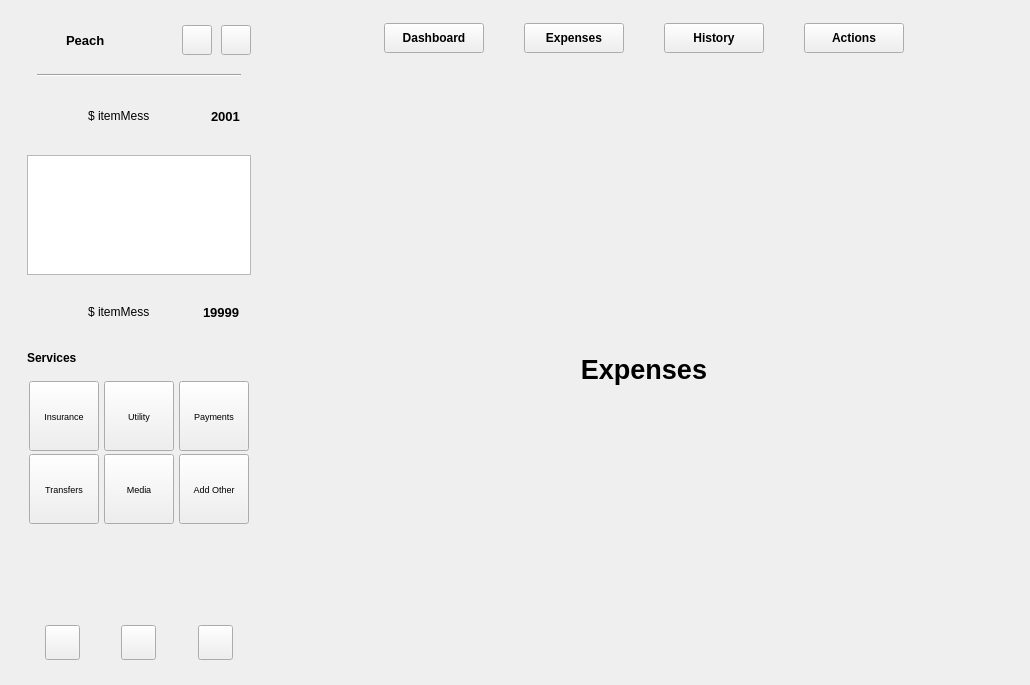
slicesteak/SheepOCR, file widget.ui: the form before one commit.
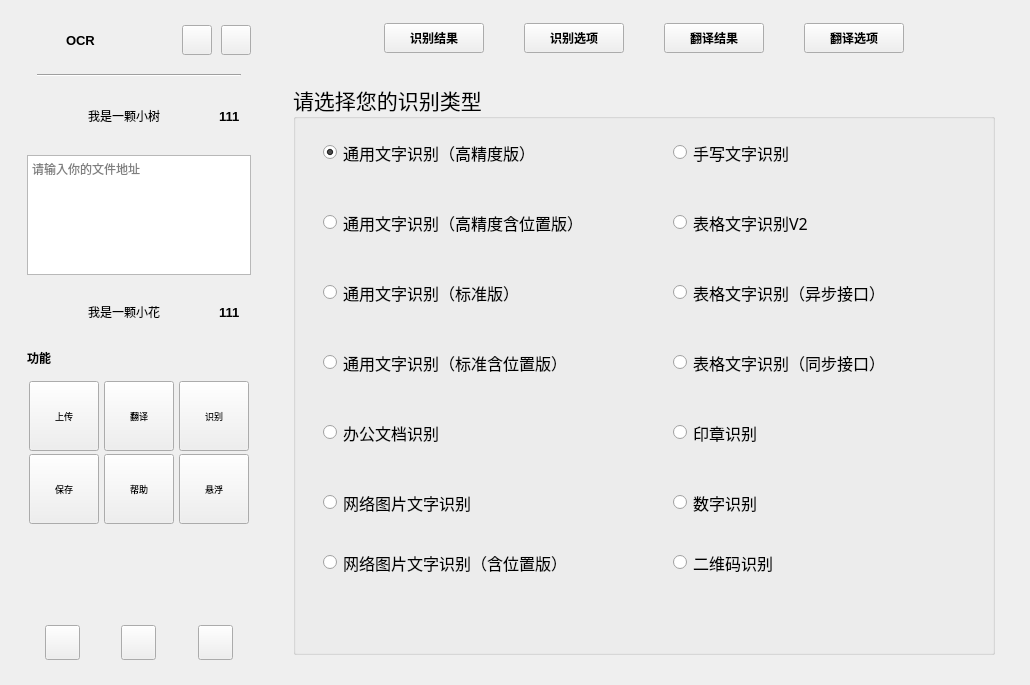
The form after the commit. The open tabs and pages were chosen to show the change. Icons and pictures are not drawn.

```diff
--- a/widget.ui
+++ b/widget.ui
@@ -135,7 +135,7 @@
                  </font>
                 </property>
                 <property name="text">
-                 <string>Peach</string>
+                 <string>OCR</string>
                 </property>
                </widget>
               </item>
@@ -277,7 +277,7 @@
                   </font>
                  </property>
                  <property name="text">
-                  <string>$ itemMess</string>
+                  <string>我是一颗小树</string>
                  </property>
                 </widget>
                </item>
@@ -304,7 +304,7 @@
                   </font>
                  </property>
                  <property name="text">
-                  <string>2001</string>
+                  <string>111</string>
                  </property>
                 </widget>
                </item>
@@ -312,7 +312,11 @@
              </widget>
             </item>
             <item>
-             <widget class="QTextEdit" name="picPath"/>
+             <widget class="QTextEdit" name="picPath">
+              <property name="placeholderText">
+               <string>请输入你的文件地址</string>
+              </property>
+             </widget>
             </item>
             <item>
              <widget class="QWidget" name="w_item_02" native="true">
@@ -350,7 +354,7 @@
                   </font>
                  </property>
                  <property name="text">
-                  <string>$ itemMess</string>
+                  <string>我是一颗小花</string>
                  </property>
                 </widget>
                </item>
@@ -377,7 +381,7 @@
                   </font>
                  </property>
                  <property name="text">
-                  <string>19999</string>
+                  <string>111</string>
                  </property>
                 </widget>
                </item>
@@ -433,7 +437,7 @@
                </font>
               </property>
               <property name="text">
-               <string>Services</string>
+               <string>功能</string>
               </property>
              </widget>
             </item>
@@ -462,7 +466,7 @@
                  </font>
                 </property>
                 <property name="text">
-                 <string>Insurance</string>
+                 <string>上传</string>
                 </property>
                 <property name="icon">
                  <iconset resource="qss.qrc">
@@ -493,7 +497,7 @@
                  </font>
                 </property>
                 <property name="text">
-                 <string>Media</string>
+                 <string>帮助</string>
                 </property>
                 <property name="icon">
                  <iconset resource="qss.qrc">
@@ -524,7 +528,7 @@
                  </font>
                 </property>
                 <property name="text">
-                 <string>Utility</string>
+                 <string>翻译</string>
                 </property>
                 <property name="icon">
                  <iconset resource="qss.qrc">
@@ -555,7 +559,7 @@
                  </font>
                 </property>
                 <property name="text">
-                 <string>Payments</string>
+                 <string>识别</string>
                 </property>
                 <property name="icon">
                  <iconset resource="qss.qrc">
@@ -586,7 +590,7 @@
                  </font>
                 </property>
                 <property name="text">
-                 <string>Transfers</string>
+                 <string>保存</string>
                 </property>
                 <property name="icon">
                  <iconset resource="qss.qrc">
@@ -617,7 +621,7 @@
                  </font>
                 </property>
                 <property name="text">
-                 <string>Add Other</string>
+                 <string>悬浮</string>
                 </property>
                 <property name="toolButtonStyle">
                  <enum>Qt::ToolButtonTextUnderIcon</enum>
@@ -822,7 +826,7 @@
               </font>
              </property>
              <property name="text">
-              <string>Dashboard</string>
+              <string>识别结果</string>
              </property>
             </widget>
            </item>
@@ -848,7 +852,7 @@
               </font>
              </property>
              <property name="text">
-              <string>Expenses</string>
+              <string>识别选项</string>
              </property>
             </widget>
            </item>
@@ -874,7 +878,7 @@
               </font>
              </property>
              <property name="text">
-              <string>History</string>
+              <string>翻译结果</string>
              </property>
             </widget>
            </item>
@@ -900,7 +904,7 @@
               </font>
              </property>
              <property name="text">
-              <string>Actions</string>
+              <string>翻译选项</string>
              </property>
             </widget>
            </item>
@@ -921,6 +925,12 @@
          </item>
          <item>
           <widget class="QStackedWidget" name="sw_main">
+           <property name="font">
+            <font>
+             <family>Agency FB</family>
+             <pointsize>12</pointsize>
+            </font>
+           </property>
            <property name="currentIndex">
             <number>0</number>
            </property>
@@ -951,23 +961,285 @@
            <widget class="QWidget" name="page_2">
             <layout class="QVBoxLayout" name="verticalLayout_8">
              <item>
-              <widget class="QLabel" name="lab_mess_2">
+              <widget class="QGroupBox" name="groupBox">
                <property name="font">
                 <font>
-                 <pointsize>20</pointsize>
-                 <weight>75</weight>
-                 <bold>true</bold>
+                 <family>Agency FB</family>
+                 <pointsize>16</pointsize>
                 </font>
                </property>
-               <property name="layoutDirection">
-                <enum>Qt::LeftToRight</enum>
+               <property name="title">
+                <string>请选择您的识别类型</string>
                </property>
-               <property name="text">
-                <string>Expenses</string>
-               </property>
-               <property name="alignment">
-                <set>Qt::AlignCenter</set>
-               </property>
+               <widget class="QRadioButton" name="radioButton">
+                <property name="geometry">
+                 <rect>
+                  <x>30</x>
+                  <y>60</y>
+                  <width>271</width>
+                  <height>19</height>
+                 </rect>
+                </property>
+                <property name="font">
+                 <font>
+                  <family>Agency FB</family>
+                  <pointsize>12</pointsize>
+                 </font>
+                </property>
+                <property name="text">
+                 <string>通用文字识别（高精度版）</string>
+                </property>
+                <property name="checked">
+                 <bool>true</bool>
+                </property>
+               </widget>
+               <widget class="QRadioButton" name="radioButton_2">
+                <property name="geometry">
+                 <rect>
+                  <x>30</x>
+                  <y>200</y>
+                  <width>271</width>
+                  <height>19</height>
+                 </rect>
+                </property>
+                <property name="font">
+                 <font>
+                  <family>Agency FB</family>
+                  <pointsize>12</pointsize>
+                 </font>
+                </property>
+                <property name="text">
+                 <string>通用文字识别（标准版）</string>
+                </property>
+               </widget>
+               <widget class="QRadioButton" name="radioButton_3">
+                <property name="geometry">
+                 <rect>
+                  <x>30</x>
+                  <y>130</y>
+                  <width>321</width>
+                  <height>19</height>
+                 </rect>
+                </property>
+                <property name="font">
+                 <font>
+                  <family>Agency FB</family>
+                  <pointsize>12</pointsize>
+                 </font>
+                </property>
+                <property name="text">
+                 <string>通用文字识别（高精度含位置版）</string>
+                </property>
+               </widget>
+               <widget class="QRadioButton" name="radioButton_4">
+                <property name="geometry">
+                 <rect>
+                  <x>30</x>
+                  <y>270</y>
+                  <width>301</width>
+                  <height>19</height>
+                 </rect>
+                </property>
+                <property name="font">
+                 <font>
+                  <family>Agency FB</family>
+                  <pointsize>12</pointsize>
+                 </font>
+                </property>
+                <property name="text">
+                 <string>通用文字识别（标准含位置版）</string>
+                </property>
+               </widget>
+               <widget class="QRadioButton" name="radioButton_5">
+                <property name="geometry">
+                 <rect>
+                  <x>380</x>
+                  <y>340</y>
+                  <width>115</width>
+                  <height>19</height>
+                 </rect>
+                </property>
+                <property name="font">
+                 <font>
+                  <family>Agency FB</family>
+                  <pointsize>12</pointsize>
+                 </font>
+                </property>
+                <property name="text">
+                 <string>印章识别</string>
+                </property>
+               </widget>
+               <widget class="QRadioButton" name="radioButton_6">
+                <property name="geometry">
+                 <rect>
+                  <x>380</x>
+                  <y>270</y>
+                  <width>261</width>
+                  <height>19</height>
+                 </rect>
+                </property>
+                <property name="font">
+                 <font>
+                  <family>Agency FB</family>
+                  <pointsize>12</pointsize>
+                 </font>
+                </property>
+                <property name="text">
+                 <string>表格文字识别（同步接口）</string>
+                </property>
+               </widget>
+               <widget class="QRadioButton" name="radioButton_7">
+                <property name="geometry">
+                 <rect>
+                  <x>380</x>
+                  <y>200</y>
+                  <width>331</width>
+                  <height>19</height>
+                 </rect>
+                </property>
+                <property name="font">
+                 <font>
+                  <family>Agency FB</family>
+                  <pointsize>12</pointsize>
+                 </font>
+                </property>
+                <property name="text">
+                 <string>表格文字识别（异步接口）</string>
+                </property>
+               </widget>
+               <widget class="QRadioButton" name="radioButton_8">
+                <property name="geometry">
+                 <rect>
+                  <x>380</x>
+                  <y>130</y>
+                  <width>221</width>
+                  <height>19</height>
+                 </rect>
+                </property>
+                <property name="font">
+                 <font>
+                  <family>Agency FB</family>
+                  <pointsize>12</pointsize>
+                 </font>
+                </property>
+                <property name="text">
+                 <string>表格文字识别V2</string>
+                </property>
+               </widget>
+               <widget class="QRadioButton" name="radioButton_9">
+                <property name="geometry">
+                 <rect>
+                  <x>30</x>
+                  <y>470</y>
+                  <width>321</width>
+                  <height>19</height>
+                 </rect>
+                </property>
+                <property name="font">
+                 <font>
+                  <family>Agency FB</family>
+                  <pointsize>12</pointsize>
+                 </font>
+                </property>
+                <property name="text">
+                 <string>网络图片文字识别（含位置版）</string>
+                </property>
+               </widget>
+               <widget class="QRadioButton" name="radioButton_10">
+                <property name="geometry">
+                 <rect>
+                  <x>380</x>
+                  <y>60</y>
+                  <width>161</width>
+                  <height>19</height>
+                 </rect>
+                </property>
+                <property name="font">
+                 <font>
+                  <family>Agency FB</family>
+                  <pointsize>12</pointsize>
+                 </font>
+                </property>
+                <property name="text">
+                 <string>手写文字识别</string>
+                </property>
+               </widget>
+               <widget class="QRadioButton" name="radioButton_11">
+                <property name="geometry">
+                 <rect>
+                  <x>30</x>
+                  <y>410</y>
+                  <width>271</width>
+                  <height>19</height>
+                 </rect>
+                </property>
+                <property name="font">
+                 <font>
+                  <family>Agency FB</family>
+                  <pointsize>12</pointsize>
+                 </font>
+                </property>
+                <property name="text">
+                 <string>网络图片文字识别</string>
+                </property>
+               </widget>
+               <widget class="QRadioButton" name="radioButton_12">
+                <property name="geometry">
+                 <rect>
+                  <x>30</x>
+                  <y>340</y>
+                  <width>191</width>
+                  <height>19</height>
+                 </rect>
+                </property>
+                <property name="font">
+                 <font>
+                  <family>Agency FB</family>
+                  <pointsize>12</pointsize>
+                 </font>
+                </property>
+                <property name="text">
+                 <string>办公文档识别</string>
+                </property>
+               </widget>
+               <widget class="QRadioButton" name="radioButton_13">
+                <property name="geometry">
+                 <rect>
+                  <x>380</x>
+                  <y>410</y>
+                  <width>115</width>
+                  <height>19</height>
+                 </rect>
+                </property>
+                <property name="font">
+                 <font>
+                  <family>Agency FB</family>
+                  <pointsize>12</pointsize>
+                 </font>
+                </property>
+                <property name="text">
+                 <string>数字识别</string>
+                </property>
+               </widget>
+               <widget class="QRadioButton" name="radioButton_14">
+                <property name="geometry">
+                 <rect>
+                  <x>380</x>
+                  <y>470</y>
+                  <width>171</width>
+                  <height>19</height>
+                 </rect>
+                </property>
+                <property name="font">
+                 <font>
+                  <family>Agency FB</family>
+                  <pointsize>12</pointsize>
+                 </font>
+                </property>
+                <property name="text">
+                 <string>二维码识别</string>
+                </property>
+               </widget>
               </widget>
              </item>
             </layout>
```
Left out of the diff: 11 changed lines with no effect on the pictures.
